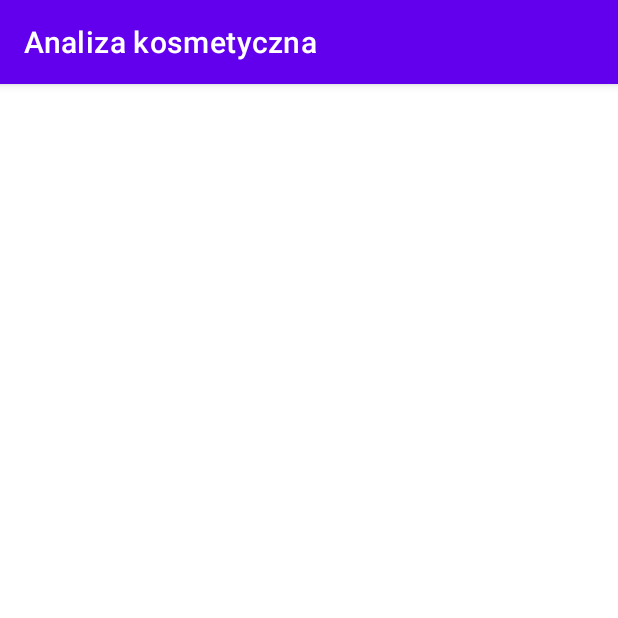
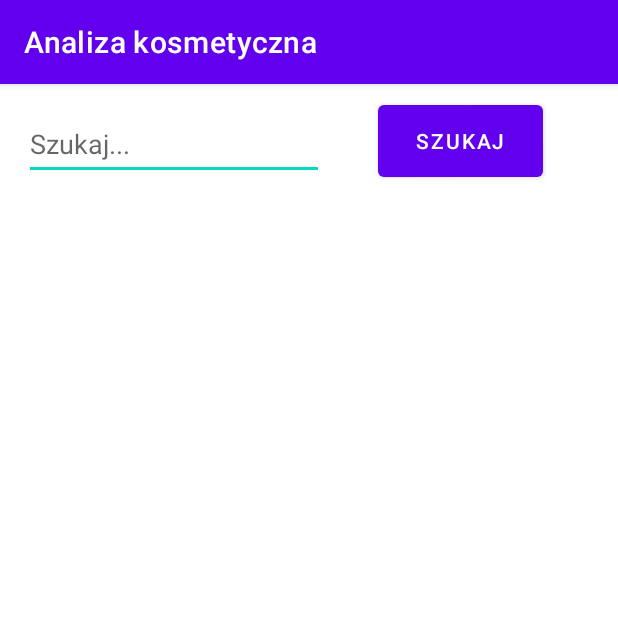
Before and after one commit to nataliaradomska/AnalizaKosmetyczna, an Android app: the SearchProduct screen opened directly, with no data from a screen before it, on a phone screen of 412 x 824 dp, the top half of it. Run offline under Robolectric (Android 15) with nearby library versions, the phone set to English and light mode, and no system bars; 1 statement that could not run was skipped.

Commit message:
added search product get products from database created productactivity

```diff
--- a/app/src/main/AndroidManifest.xml
+++ b/app/src/main/AndroidManifest.xml
@@ -12,6 +12,10 @@
         android:roundIcon="@mipmap/ic_launcher_round"
         android:supportsRtl="true"
         android:theme="@style/Theme.AnalizaKosmetyczna">
+
+        <activity
+            android:name=".ProductAcitivity"
+            android:exported="false" />
         <activity
             android:name=".Products"
             android:exported="false" />
--- a/app/src/main/java/com/example/analizakosmetyczna/AnalyzeManually.java
+++ b/app/src/main/java/com/example/analizakosmetyczna/AnalyzeManually.java
@@ -32,6 +32,7 @@ public class AnalyzeManually extends AppCompatActivity {
         btn_analyse = findViewById(R.id.btn_analyse);
         tv_ingredients = findViewById(R.id.tv_ingredients);
         i_result = new Intent(this, Results.class);
+
     }
 
     public void analyze(View view) {
--- a/app/src/main/java/com/example/analizakosmetyczna/IngredientListAdapter.java
+++ b/app/src/main/java/com/example/analizakosmetyczna/IngredientListAdapter.java
@@ -22,6 +22,8 @@ public class IngredientListAdapter extends ArrayAdapter<Ingredient> {
         mContext = context;
         mResource = resource;
     }
+
+
 
     @NonNull
     @Override
--- a/app/src/main/res/layout/activity_analyze_manually.xml
+++ b/app/src/main/res/layout/activity_analyze_manually.xml
@@ -64,7 +64,7 @@
         android:layout_marginTop="30dp"
         android:layout_marginBottom="70dp"
         android:background="@color/purple_200"
-        android:onClick="login"
+        android:onClick="analyze"
         android:padding="30px"
         android:text="Analizuj"
         android:textColor="@color/white"
--- a/app/src/main/res/layout/activity_products.xml
+++ b/app/src/main/res/layout/activity_products.xml
@@ -18,11 +18,10 @@
         />
 
     <ListView
+        android:id="@+id/listview_product"
         android:layout_width="match_parent"
         android:layout_height="wrap_content"
         android:layout_marginTop="100px"
-        android:id="@+id/listview_product"
-        android:divider="#00000000"
-        />
+        android:divider="#00000000" />
 
 </RelativeLayout>
--- a/app/src/main/res/layout/activity_search_product.xml
+++ b/app/src/main/res/layout/activity_search_product.xml
@@ -6,4 +6,37 @@
     android:layout_height="match_parent"
     tools:context=".SearchProduct">
 
+    <EditText
+        android:id="@+id/tv_search"
+        android:layout_width="200dp"
+        android:layout_height="48dp"
+        android:layout_marginStart="16dp"
+        android:layout_marginTop="16dp"
+        android:ems="10"
+        android:hint="Szukaj..."
+        android:inputType="text"
+        android:minHeight="48dp"
+        app:layout_constraintStart_toStartOf="parent"
+        app:layout_constraintTop_toTopOf="parent" />
+
+    <Button
+        android:id="@+id/btn_search"
+        android:layout_width="110dp"
+        android:layout_height="60dp"
+        android:layout_marginStart="36dp"
+        android:layout_marginTop="8dp"
+        android:onClick="search"
+        android:text="Szukaj"
+        app:layout_constraintStart_toEndOf="@+id/tv_search"
+        app:layout_constraintTop_toTopOf="parent" />
+
+    <ListView
+        android:id="@+id/ls_search_result"
+        android:layout_width="match_parent"
+        android:layout_height="wrap_content"
+        android:divider="#00000000"
+        android:layout_marginTop="100px"
+        app:layout_constraintBottom_toBottomOf="parent"
+        app:layout_constraintTop_toTopOf="parent" />
+
 </androidx.constraintlayout.widget.ConstraintLayout>
```
Also changed, not shown: app/src/main/java/com/example/analizakosmetyczna/Ingredient.java (+8 -1 lines), app/src/main/java/com/example/analizakosmetyczna/Product.java (+23 -3 lines), app/src/main/java/com/example/analizakosmetyczna/ProductListAdapter.java (+17 -1 lines), app/src/main/java/com/example/analizakosmetyczna/Products.java (+69 -20 lines), app/src/main/java/com/example/analizakosmetyczna/SearchProduct.java (+126 -0 lines), app/src/main/res/layout/product_adapter_view_layout.xml (+19 -18 lines).
